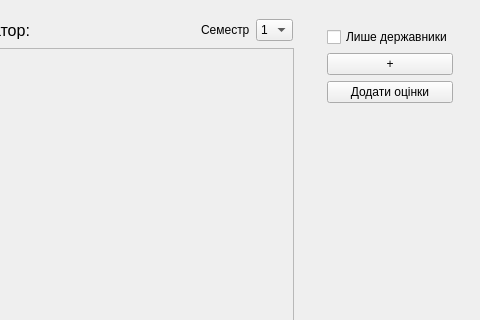
zzvanyazz/Kursova, file Kursova/EducationProgressForms/educationprogressmainwindow.ui: the form before one commit; both pictures show x 495 to 975 and y 0 to 320 of the 975 by 518 pixel window.
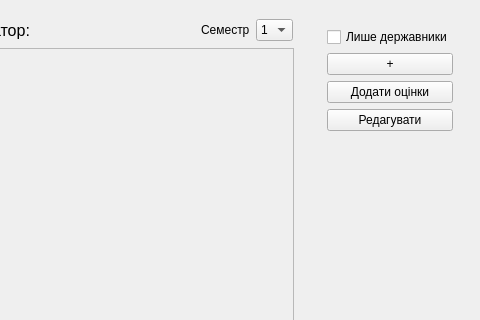
The form after the commit.

Diff of the .ui file:
```diff
--- a/Kursova/EducationProgressForms/educationprogressmainwindow.ui
+++ b/Kursova/EducationProgressForms/educationprogressmainwindow.ui
@@ -369,6 +369,13 @@
             </property>
            </widget>
           </item>
+          <item>
+           <widget class="QPushButton" name="pushButton">
+            <property name="text">
+             <string>Редагувати</string>
+            </property>
+           </widget>
+          </item>
          </layout>
         </widget>
        </item>
```
